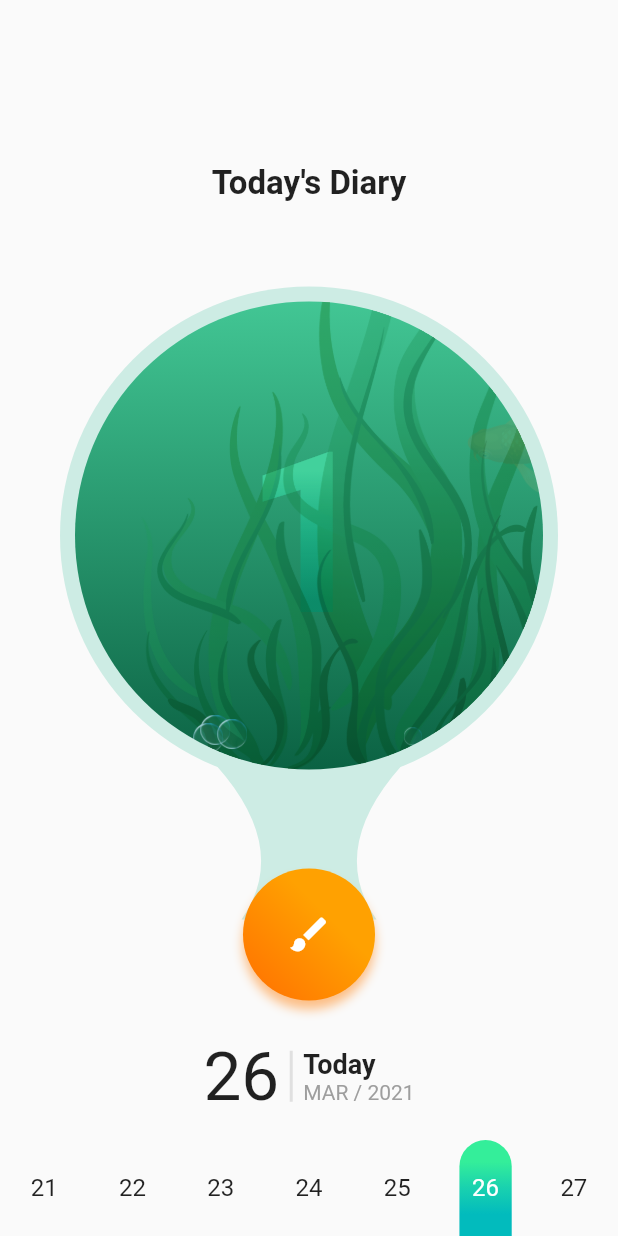
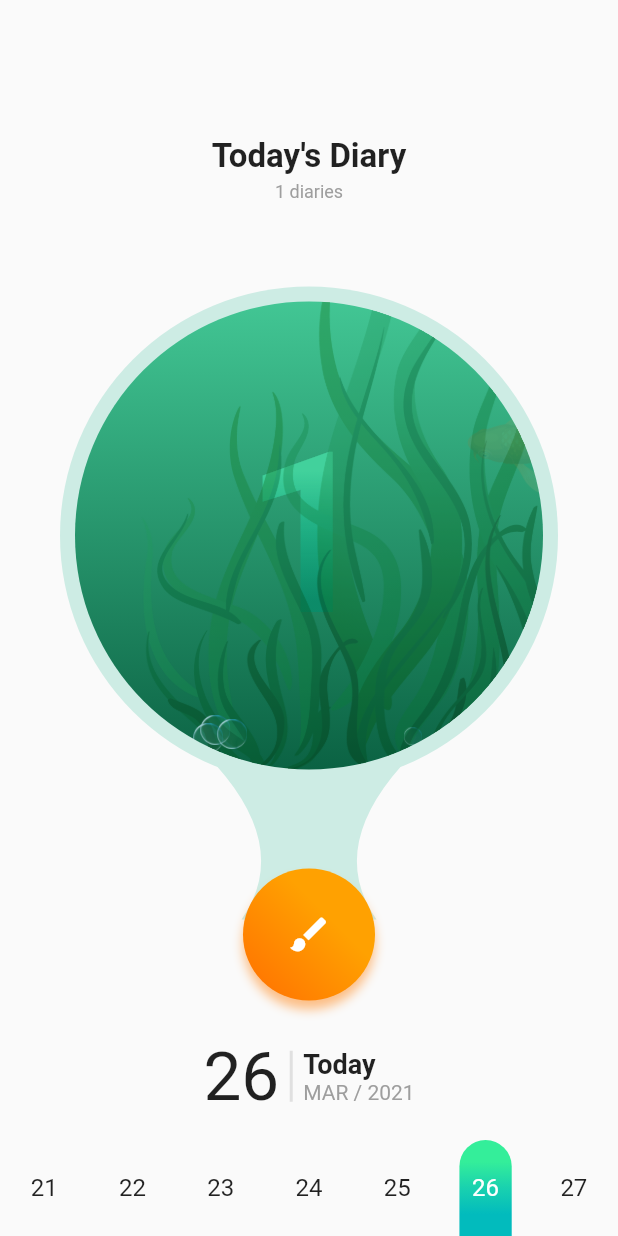
Before and after one commit to marinalvdgs/goldfish_notes_ui_demo, a Flutter app: the screen it shows after launch, after a tap on the "brush" icon, on a phone screen of 412 x 824 dp. Run offline on Flutter 3.47's test engine with Material 2 defaults, Android fonts, the phone set to English and light mode, and no system bars; drawn by our look-alikes of table_calendar.

Commit message:
add count title

```diff
--- a/lib/ui/home_screen.dart
+++ b/lib/ui/home_screen.dart
@@ -10,10 +10,17 @@ class HomeScreen extends StatefulWidget {
 
 class _HomeScreenState extends State<HomeScreen> {
   DateTime selectedDay = DateTime.now();
+  int count = 0;
 
   void onDayChange(DateTime day) {
     setState(() {
       selectedDay = day;
+    });
+  }
+
+  void onCountChange() {
+    setState(() {
+      count++;
     });
   }
 
@@ -24,13 +31,23 @@ class _HomeScreenState extends State<HomeScreen> {
         mainAxisAlignment: MainAxisAlignment.end,
         children: [
           Padding(
-            padding: const EdgeInsets.only(bottom: 16),
+            padding: const EdgeInsets.only(bottom: 4),
             child: Text(
               '${getWeekDay(selectedDay)}\'s Diary',
               style: TextStyle(fontSize: 22, fontWeight: FontWeight.w600),
             ),
           ),
-          Flexible(child: GNCounter()),
+          Padding(
+            padding: const EdgeInsets.only(bottom: 16),
+            child: Text(
+              '$count diaries',
+              style: TextStyle(fontSize: 12, color: Colors.grey),
+            ),
+          ),
+          Flexible(
+              child: GNCounter(
+            onCountChange: onCountChange,
+          )),
           GNCalendar(
             onDayChange: onDayChange,
           ),
--- a/lib/ui/widgets/gn_counter.dart
+++ b/lib/ui/widgets/gn_counter.dart
@@ -6,6 +6,8 @@ import 'package:goldfish_notes_ui_demo/ui/widgets/gn_random_fish.dart';
 import 'package:goldfish_notes_ui_demo/ui/widgets/seaweed_image.dart';
 
 class GNCounter extends StatefulWidget {
+  final Function onCountChange;
+  GNCounter({@required this.onCountChange});
   @override
   _GNCounterState createState() => _GNCounterState();
 }
@@ -40,6 +42,7 @@ class _GNCounterState extends State<GNCounter>
   void onCounterTap() {
     setState(() {
       count++;
+      widget.onCountChange();
     });
   }
 
```
